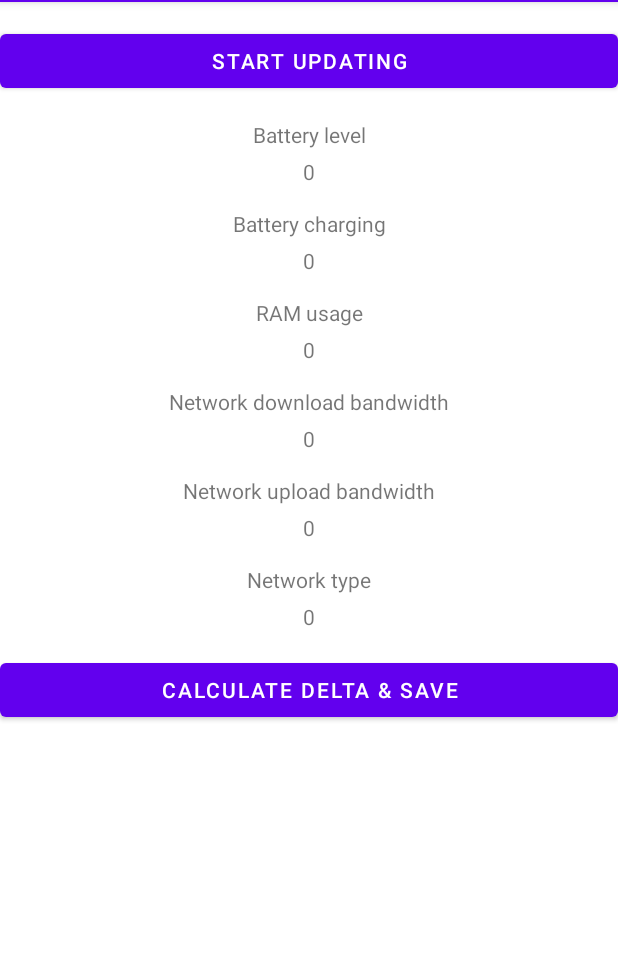
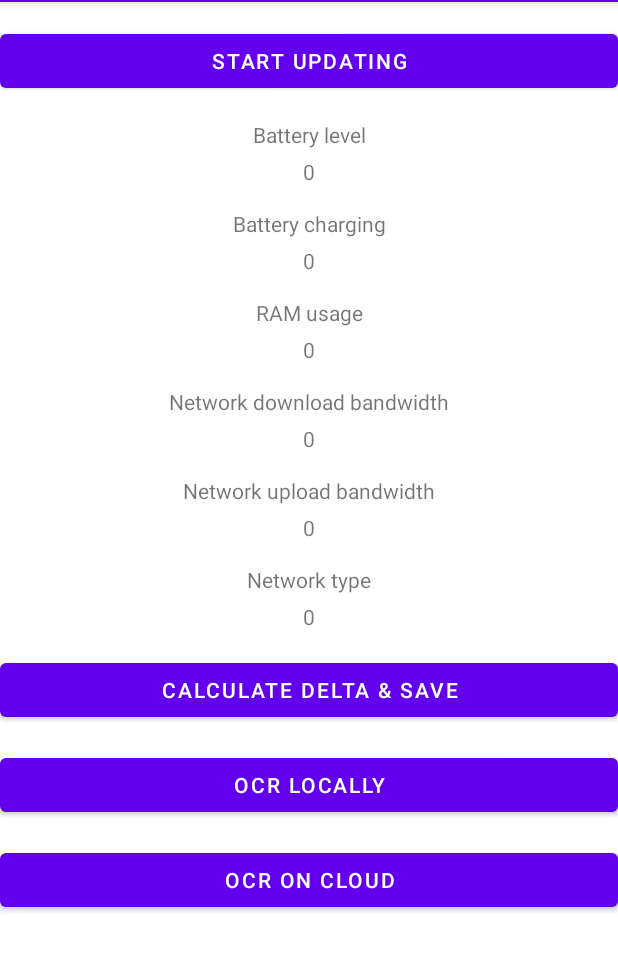
Before and after one commit to wolski0420/MobileSystemOCR, an Android app: the MainActivity screen opened directly, with no data from a screen before it, on a phone screen of 412 x 824 dp, the part 82-1053 px from its top. Run offline under Robolectric (Android 15) with nearby library versions, the phone set to English and light mode, and no system bars; libraries missing offline, so code that uses them is left out: com.github.doyaaaaaken.kotlincsv; pictures from the network do not load.

Commit message:
Some changes with sending requests

```diff
--- a/app/build.gradle
+++ b/app/build.gradle
@@ -34,6 +34,8 @@ android {
 }
 
 dependencies {
+    implementation 'com.squareup.retrofit2:retrofit:2.9.0'
+    implementation 'com.fasterxml.jackson.module:jackson-module-kotlin:2.14.1'
     implementation 'com.github.doyaaaaaken:kotlin-csv:1.7.0'
     implementation 'androidx.core:core-ktx:1.7.0'
     implementation 'androidx.appcompat:appcompat:1.4.1'
--- a/app/src/main/java/com/example/ocr/MainActivity.kt
+++ b/app/src/main/java/com/example/ocr/MainActivity.kt
@@ -7,6 +7,8 @@ import android.content.ComponentName
 import android.content.Context
 import android.content.Intent
 import android.content.IntentFilter
+import android.content.res.Resources
+import android.graphics.BitmapFactory
 import android.net.ConnectivityManager
 import android.os.BatteryManager
 import android.os.Bundle
@@ -15,12 +17,16 @@ import android.os.SystemClock
 import android.util.Log
 import android.view.View
 import androidx.appcompat.app.AppCompatActivity
+import com.fasterxml.jackson.databind.ObjectMapper
 import com.github.doyaaaaaken.kotlincsv.client.CsvWriter
 import kotlinx.android.synthetic.main.activity_main.*
 import java.io.File
+import java.net.HttpURLConnection
+import java.net.URL
 
 
 class MainActivity : AppCompatActivity() {
+    private var ocrScan = OcrScan()
     private var csvWriter = CsvWriter()
     private var fileName = "data.csv"
     private var isUpdating = false
@@ -182,4 +188,43 @@ class MainActivity : AppCompatActivity() {
             getNetworkType())
         )
     }
+
+    private fun sendPost (filePath: String) {
+//        val url = URL("http://ec2-54-237-44-168.compute-1.amazonaws.com/upload")
+//
+//        with(url.openConnection() as HttpURLConnection) {
+//            requestMethod = "POST"
+//
+//            println("\nSent 'POST' request to URL : $url; Response Code : $responseCode")
+//
+//            inputStream.bufferedReader().use {
+//                it.lines().forEach { line ->
+//                    println(line)
+//                }
+//            }
+//        }
+    }
+
+    fun ocrLocal(view: View) {
+//        val res = resources as Resources
+//        val bmp = BitmapFactory.decodeResource(res, R.drawable.pobrane)
+    }
+
+    fun ocrCloud(view: View) {
+//        val values = mapOf("name" to "John Doe", "occupation" to "gardener")
+//
+//        val objectMapper = ObjectMapper()
+//        val requestBody: String = objectMapper
+//            .writeValueAsString(values)
+//
+//        val client = HttpClient.newBuilder().build();
+//        val request = HttpRequest.newBuilder()
+//            .uri(URI.create("https://httpbin.org/post"))
+//            .POST(HttpRequest.BodyPublishers.ofString(requestBody))
+//            .build()
+//        val response = client.send(request, HttpResponse.BodyHandlers.ofString());
+//        println(response.body())
+
+
+    }
 }
--- a/app/src/main/res/layout/activity_main.xml
+++ b/app/src/main/res/layout/activity_main.xml
@@ -114,4 +114,20 @@
         android:text="@string/delta_and_save"
         android:textAlignment="center" />
 
+    <Button
+        android:layout_width="match_parent"
+        android:layout_height="wrap_content"
+        android:layout_marginTop="15sp"
+        android:onClick="ocrLocal"
+        android:text="@string/ocr_local"
+        android:textAlignment="center" />
+
+    <Button
+        android:layout_width="match_parent"
+        android:layout_height="wrap_content"
+        android:layout_marginTop="15sp"
+        android:onClick="ocrCloud"
+        android:text="@string/ocr_cloud"
+        android:textAlignment="center" />
+
 </LinearLayout>
--- a/app/src/main/res/values/strings.xml
+++ b/app/src/main/res/values/strings.xml
@@ -11,4 +11,6 @@
     <string name="starting_value">0</string>
     <string name="network_type">Network type</string>
     <string name="delta_and_save"><![CDATA[Calculate delta & save]]></string>
+    <string name="ocr_local">OCR locally</string>
+    <string name="ocr_cloud">OCR on cloud</string>
 </resources>
```
